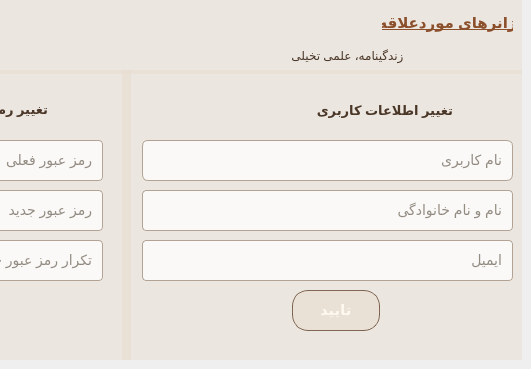
Above: Client/user/profilewidget.ui from Onyx1907/Lumina-EBook-Platform before the change; both pictures show x 219 to 750 and y 181 to 550 of the 750 by 550 pixel window. Below: the same form after it.
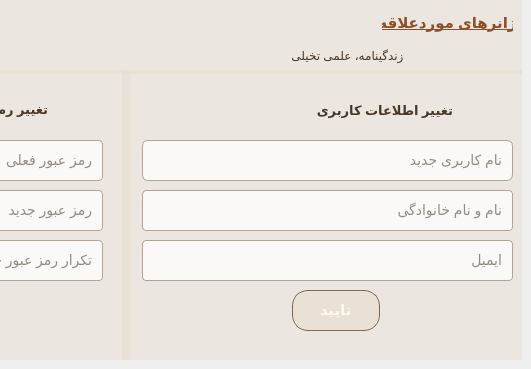
That is the form after the change. Icons and pictures are not drawn.

Diff of the .ui file:
```diff
--- a/Client/user/profilewidget.ui
+++ b/Client/user/profilewidget.ui
@@ -298,7 +298,7 @@
 }</string>
       </property>
       <property name="placeholderText">
-       <string>نام کاربری</string>
+       <string>نام کاربری جدید</string>
       </property>
      </widget>
      <widget class="QLineEdit" name="email_lineEdit">
```
Left out of the diff: 97 changed lines with no effect on the pictures.
